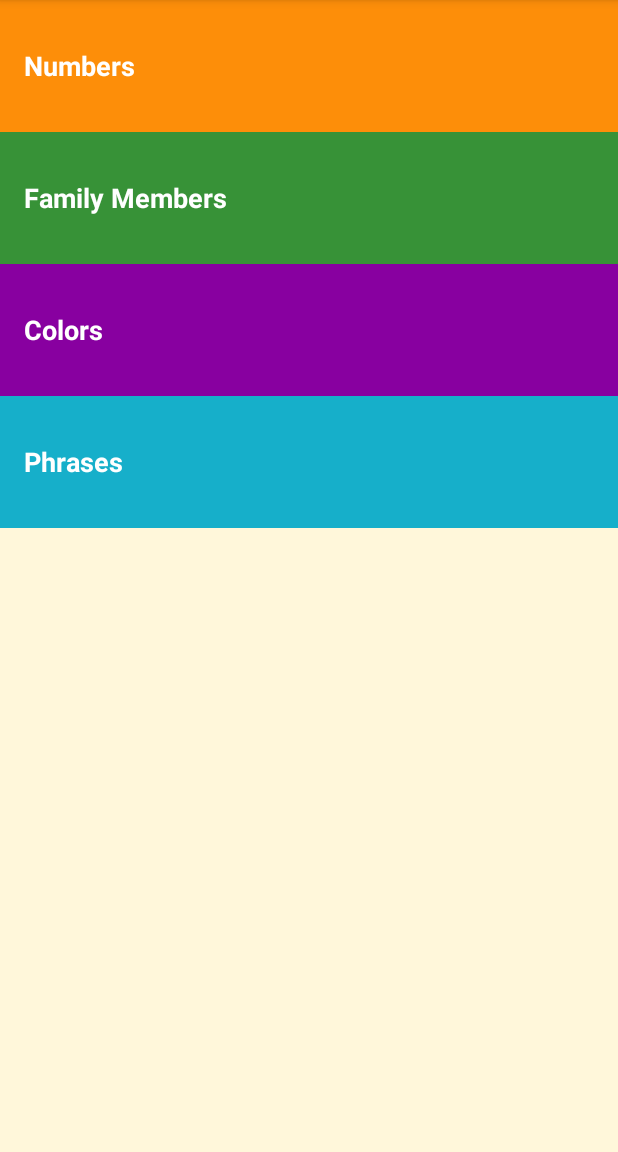
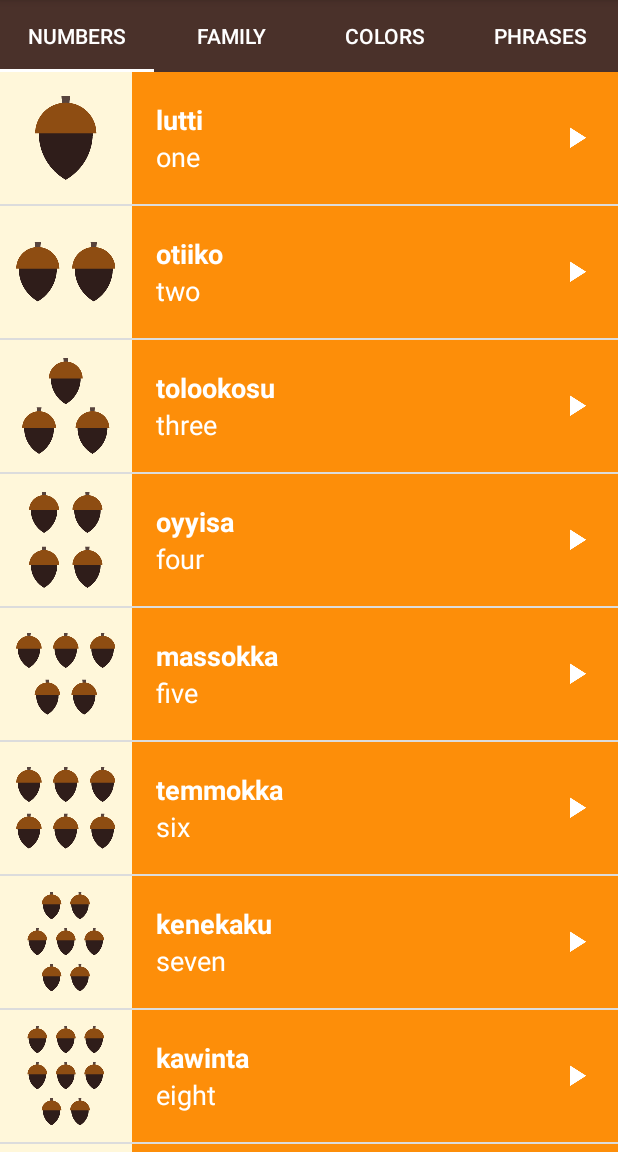
Before and after one commit to aheathwilliams/android-practice, an Android app: the screen it shows after launch (MainActivity), on a phone screen of 412 x 824 dp, the part 84-1236 px from its top. Run offline under Robolectric (Android 15) with nearby library versions, the phone set to English and light mode, and no system bars.

Commit message:
Fragments and TabLayout done, project finished

```diff
--- a/app/src/main/java/com/example/android/miwok/ColorsActivity.java
+++ b/app/src/main/java/com/example/android/miwok/FamilyFragment.java
@@ -1,19 +1,23 @@
 package com.example.android.miwok;
+
 
 import android.content.Context;
 import android.content.res.TypedArray;
 import android.media.AudioManager;
 import android.media.MediaPlayer;
 import android.os.Bundle;
-import android.support.v7.app.AppCompatActivity;
+import android.support.annotation.Nullable;
+import android.support.v4.app.Fragment;
+import android.view.LayoutInflater;
 import android.view.View;
+import android.view.ViewGroup;
 import android.widget.AdapterView;
 import android.widget.ListView;
+import android.widget.TextView;
 
 import java.util.ArrayList;
 
-public class ColorsActivity extends AppCompatActivity {
-
+public class FamilyFragment extends Fragment {
     MediaPlayer mediaPlayer;
     private AudioManager audioManager;
 
@@ -43,26 +47,26 @@ public class ColorsActivity extends AppCompatActivity {
         }
     };
 
+    @Nullable
     @Override
-    protected void onCreate(Bundle savedInstanceState) {
-        super.onCreate(savedInstanceState);
-        setContentView(R.layout.word_list);
+    public View onCreateView(LayoutInflater inflater, @Nullable ViewGroup container, @Nullable Bundle savedInstanceState) {
+        View rootView = inflater.inflate(R.layout.word_list, container, false);
 
-        audioManager = (AudioManager) this.getSystemService(Context.AUDIO_SERVICE);
+        audioManager = (AudioManager) getActivity().getSystemService(Context.AUDIO_SERVICE);
 
         ArrayList<Word> words = new ArrayList<>();
 
-        String[] defaultWords = getResources().getStringArray(R.array.default_colors);
-        String[] miwokWords = getResources().getStringArray(R.array.miwok_colors);
-        TypedArray images = getResources().obtainTypedArray(R.array.image_colors);
-        TypedArray audio = getResources().obtainTypedArray(R.array.audio_colors);
+        String[] defaultWords = getResources().getStringArray(R.array.default_family);
+        String[] miwokWords = getResources().getStringArray(R.array.miwok_family);
+        TypedArray images = getResources().obtainTypedArray(R.array.image_family);
+        TypedArray audio = getResources().obtainTypedArray(R.array.audio_family);
 
         for (int i = 0; i < defaultWords.length; i++) {
             words.add(new Word(defaultWords[i], miwokWords[i], images.getResourceId(i, 0), audio.getResourceId(i, 0)));
         }
 
-        WordAdapter adapter = new WordAdapter(this, words, R.color.category_colors);
-        ListView listView = (ListView) findViewById(R.id.list);
+        WordAdapter adapter = new WordAdapter(getActivity(), words, R.color.category_family);
+        ListView listView = (ListView) rootView.findViewById(R.id.list);
         assert listView != null;
         listView.setAdapter(adapter);
 
@@ -74,7 +78,7 @@ public class ColorsActivity extends AppCompatActivity {
 
                 int result = audioManager.requestAudioFocus(afChangeListener, AudioManager.STREAM_MUSIC, AudioManager.AUDIOFOCUS_GAIN_TRANSIENT);
                 if (result == AudioManager.AUDIOFOCUS_REQUEST_GRANTED) {
-                    mediaPlayer = MediaPlayer.create(ColorsActivity.this, currentWord.getAudioResourceId());
+                    mediaPlayer = MediaPlayer.create(getActivity(), currentWord.getAudioResourceId());
                     mediaPlayer.setOnCompletionListener(completionListener);
 
                     mediaPlayer.start();
@@ -84,10 +88,12 @@ public class ColorsActivity extends AppCompatActivity {
 
         images.recycle();
         audio.recycle();
+
+        return rootView;
     }
 
     @Override
-    protected void onStop() {
+    public void onStop() {
         super.onStop();
 
         releaseMediaPlayer();
@@ -109,7 +115,6 @@ public class ColorsActivity extends AppCompatActivity {
             mediaPlayer = null;
 
             audioManager.abandonAudioFocus(afChangeListener);
-
         }
     }
 }
--- a/app/src/main/java/com/example/android/miwok/MainActivity.java
+++ b/app/src/main/java/com/example/android/miwok/MainActivity.java
@@ -15,11 +15,10 @@
  */
 package com.example.android.miwok;
 
-import android.content.Intent;
 import android.os.Bundle;
+import android.support.design.widget.TabLayout;
+import android.support.v4.view.ViewPager;
 import android.support.v7.app.AppCompatActivity;
-import android.view.View;
-import android.widget.TextView;
 
 public class MainActivity extends AppCompatActivity {
 
@@ -30,40 +29,16 @@ public class MainActivity extends AppCompatActivity {
         // Set the content of the activity to use the activity_main.xml layout file
         setContentView(R.layout.activity_main);
 
-        TextView numbers = (TextView) findViewById(R.id.numbers);
-        numbers.setOnClickListener(new View.OnClickListener() {
-            @Override
-            public void onClick(View view) {
-                Intent numbersIntent = new Intent(MainActivity.this, NumbersActivity.class);
-                startActivity(numbersIntent);
-            }
-        });
+        // Find the view pager that will allow the user to swipe between fragments
+        ViewPager viewPager = (ViewPager) findViewById(R.id.viewpager);
 
-        TextView family = (TextView) findViewById(R.id.family);
-        family.setOnClickListener(new View.OnClickListener() {
-            @Override
-            public void onClick(View view) {
-                Intent familyIntent = new Intent(MainActivity.this, FamilyActivity.class);
-                startActivity(familyIntent);
-            }
-        });
+        // Create an adapter that knows which fragment should be shown on each page
+        MyFragmentPagerAdapter adapter = new MyFragmentPagerAdapter(getSupportFragmentManager());
 
-        TextView colors = (TextView) findViewById(R.id.colors);
-        colors.setOnClickListener(new View.OnClickListener() {
-            @Override
-            public void onClick(View view) {
-                Intent colorsIntent = new Intent(MainActivity.this, ColorsActivity.class);
-                startActivity(colorsIntent);
-            }
-        });
+        // Set the adapter onto the view pager
+        viewPager.setAdapter(adapter);
 
-        TextView phrases = (TextView) findViewById(R.id.phrases);
-        phrases.setOnClickListener(new View.OnClickListener() {
-            @Override
-            public void onClick(View view) {
-                Intent phrasesIntent = new Intent(MainActivity.this, PhrasesActivity.class);
-                startActivity(phrasesIntent);
-            }
-        });
+        TabLayout tabLayout = (TabLayout) findViewById(R.id.sliding_tabs);
+        tabLayout.setupWithViewPager(viewPager);
     }
 }
--- /dev/null
+++ b/app/src/main/java/com/example/android/miwok/MyFragmentPagerAdapter.java
@@ -0,0 +1,58 @@
+/*
+ * Copyright (C) 2016 The Android Open Source Project
+ *
+ * Licensed under the Apache License, Version 2.0 (the "License");
+ * you may not use this file except in compliance with the License.
+ * You may obtain a copy of the License at
+ *
+ *      http://www.apache.org/licenses/LICENSE-2.0
+ *
+ * Unless required by applicable law or agreed to in writing, software
+ * distributed under the License is distributed on an "AS IS" BASIS,
+ * WITHOUT WARRANTIES OR CONDITIONS OF ANY KIND, either express or implied.
+ * See the License for the specific language governing permissions and
+ * limitations under the License.
+ */
+package com.example.android.miwok;
+
+import android.support.v4.app.Fragment;
+import android.support.v4.app.FragmentManager;
+import android.support.v4.app.FragmentPagerAdapter;
+
+/**
+ * Provides the appropriate {@link Fragment} for a view pager.
+ */
+public class MyFragmentPagerAdapter extends FragmentPagerAdapter {
+    private String tabTitles[] = new String[]{"Numbers", "Family", "Colors", "Phrases"};
+
+    public MyFragmentPagerAdapter(FragmentManager fm) {
+        super(fm);
+    }
+
+    @Override
+    public Fragment getItem(int position) {
+        switch (position) {
+            case 0:
+                return new NumbersFragment();
+            case 1:
+                return new FamilyFragment();
+            case 2:
+                return new ColorsFragment();
+            case 3:
+                return new PhrasesFragment();
+            default:
+                return null;
+        }
+    }
+
+    @Override
+    public CharSequence getPageTitle(int position) {
+        //return super.getPageTitle(position);
+        return tabTitles[position];
+    }
+
+    @Override
+    public int getCount() {
+        return tabTitles.length;
+    }
+}
--- a/app/src/main/java/com/example/android/miwok/PhrasesActivity.java
+++ b/app/src/main/java/com/example/android/miwok/NumbersFragment.java
@@ -1,20 +1,23 @@
 package com.example.android.miwok;
+
 
 import android.content.Context;
 import android.content.res.TypedArray;
 import android.media.AudioManager;
 import android.media.MediaPlayer;
 import android.os.Bundle;
-import android.support.v7.app.AppCompatActivity;
+import android.support.annotation.Nullable;
+import android.support.v4.app.Fragment;
+import android.view.LayoutInflater;
 import android.view.View;
+import android.view.ViewGroup;
 import android.widget.AdapterView;
 import android.widget.ListView;
 
 import java.util.ArrayList;
 
-public class PhrasesActivity extends AppCompatActivity {
-
-    MediaPlayer mediaPlayer;
+public class NumbersFragment extends Fragment {
+    private MediaPlayer mediaPlayer;
     private AudioManager audioManager;
 
     private AudioManager.OnAudioFocusChangeListener afChangeListener = new AudioManager.OnAudioFocusChangeListener() {
@@ -43,24 +46,26 @@ public class PhrasesActivity extends AppCompatActivity {
         }
     };
 
+    @Nullable
     @Override
-    protected void onCreate(Bundle savedInstanceState) {
-        super.onCreate(savedInstanceState);
-        setContentView(R.layout.word_list);
+    public View onCreateView(LayoutInflater inflater, @Nullable ViewGroup container, @Nullable Bundle savedInstanceState) {
+        View rootView = inflater.inflate(R.layout.word_list, container, false);
 
-        audioManager = (AudioManager) this.getSystemService(Context.AUDIO_SERVICE);
+        audioManager = (AudioManager) getActivity().getSystemService(Context.AUDIO_SERVICE);
 
         ArrayList<Word> words = new ArrayList<>();
 
-        String[] defaultWords = getResources().getStringArray(R.array.default_phrases);
-        String[] miwokWords = getResources().getStringArray(R.array.miwok_phrases);
-        TypedArray audio = getResources().obtainTypedArray(R.array.audio_phrases);
+        String[] defaultWords = getResources().getStringArray(R.array.default_numbers);
+        String[] miwokWords = getResources().getStringArray(R.array.miwok_numbers);
+        TypedArray images = getResources().obtainTypedArray(R.array.image_numbers);
+        final TypedArray audio = getResources().obtainTypedArray(R.array.audio_numbers);
 
-        for (int i = 0; i < defaultWords.length; i++)
-            words.add(new Word(defaultWords[i], miwokWords[i], audio.getResourceId(i, 0)));
+        for (int i = 0; i < defaultWords.length; i++) {
+            words.add(new Word(defaultWords[i], miwokWords[i], images.getResourceId(i, 0), audio.getResourceId(i, 0)));
+        }
 
-        WordAdapter adapter = new WordAdapter(this, words, R.color.category_phrases);
-        ListView listView = (ListView) findViewById(R.id.list);
+        WordAdapter adapter = new WordAdapter(getActivity(), words, R.color.category_numbers);
+        ListView listView = (ListView) rootView.findViewById(R.id.list);
         assert listView != null;
         listView.setAdapter(adapter);
 
@@ -72,7 +77,7 @@ public class PhrasesActivity extends AppCompatActivity {
 
                 int result = audioManager.requestAudioFocus(afChangeListener, AudioManager.STREAM_MUSIC, AudioManager.AUDIOFOCUS_GAIN_TRANSIENT);
                 if (result == AudioManager.AUDIOFOCUS_REQUEST_GRANTED) {
-                    mediaPlayer = MediaPlayer.create(PhrasesActivity.this, currentWord.getAudioResourceId());
+                    mediaPlayer = MediaPlayer.create(getActivity(), currentWord.getAudioResourceId());
                     mediaPlayer.setOnCompletionListener(completionListener);
 
                     mediaPlayer.start();
@@ -80,11 +85,14 @@ public class PhrasesActivity extends AppCompatActivity {
             }
         });
 
+        images.recycle();
         audio.recycle();
+
+        return rootView;
     }
 
     @Override
-    protected void onStop() {
+    public void onStop() {
         super.onStop();
 
         releaseMediaPlayer();
--- a/app/src/main/res/layout/activity_main.xml
+++ b/app/src/main/res/layout/activity_main.xml
@@ -1,57 +1,38 @@
-<?xml version="1.0" encoding="utf-8"?>
+<?xml version="1.0" encoding="utf-8"?><!-- Copyright (C) 2016 The Android Open Source Project
+
+     Licensed under the Apache License, Version 2.0 (the "License");
+     you may not use this file except in compliance with the License.
+     You may obtain a copy of the License at
+
+          http://www.apache.org/licenses/LICENSE-2.0
+
+     Unless required by applicable law or agreed to in writing, software
+     distributed under the License is distributed on an "AS IS" BASIS,
+     WITHOUT WARRANTIES OR CONDITIONS OF ANY KIND, either express or implied.
+     See the License for the specific language governing permissions and
+     limitations under the License.
+--><!-- Layout for the main screen -->
 <LinearLayout xmlns:android="http://schemas.android.com/apk/res/android"
+    xmlns:app="http://schemas.android.com/apk/res-auto"
     xmlns:tools="http://schemas.android.com/tools"
     android:layout_width="match_parent"
     android:layout_height="match_parent"
-    android:background="@color/tan_background"
     android:orientation="vertical"
     tools:context="com.example.android.miwok.MainActivity">
 
-    <!-- Numbers category -->
-    <FrameLayout
+    <android.support.design.widget.TabLayout
+        android:id="@+id/sliding_tabs"
         android:layout_width="match_parent"
         android:layout_height="wrap_content"
-        android:background="@color/category_numbers">
-        <TextView
-            android:id="@+id/numbers"
-            style="@style/CategoryStyle"
-            android:background="?android:attr/selectableItemBackground"
-            android:text="@string/category_numbers" />
-    </FrameLayout>
+        android:background="@color/primary_color"
+        app:tabIndicatorColor="@android:color/white"
+        app:tabMode="fixed"
+        app:tabSelectedTextColor="@android:color/white"
+        app:tabTextColor="@android:color/white" />
 
-    <!-- Family category -->
-    <FrameLayout
+    <android.support.v4.view.ViewPager
+        android:id="@+id/viewpager"
         android:layout_width="match_parent"
-        android:layout_height="wrap_content"
-        android:background="@color/category_family">
-        <TextView
-            android:id="@+id/family"
-            style="@style/CategoryStyle"
-            android:background="?android:attr/selectableItemBackground"
-            android:text="@string/category_family" />
-    </FrameLayout>
+        android:layout_height="match_parent" />
 
-    <!-- Colors category -->
-    <FrameLayout
-        android:layout_width="match_parent"
-        android:layout_height="wrap_content"
-        android:background="@color/category_colors">
-        <TextView
-            android:id="@+id/colors"
-            style="@style/CategoryStyle"
-            android:background="?android:attr/selectableItemBackground"
-            android:text="@string/category_colors" />
-    </FrameLayout>
-
-    <!-- Phrases category -->
-    <FrameLayout
-        android:layout_width="match_parent"
-        android:layout_height="wrap_content"
-        android:background="@color/category_phrases">
-        <TextView
-            android:id="@+id/phrases"
-            style="@style/CategoryStyle"
-            android:background="?android:attr/selectableItemBackground"
-            android:text="@string/category_phrases" />
-    </FrameLayout>
 </LinearLayout>
--- a/app/src/main/res/layout/word_list.xml
+++ b/app/src/main/res/layout/word_list.xml
@@ -4,5 +4,4 @@
     android:id="@+id/list"
     android:layout_width="match_parent"
     android:layout_height="match_parent"
-    android:drawSelectorOnTop="true"
-    tools:context="com.example.android.miwok.NumbersActivity" />
+    android:drawSelectorOnTop="true" />
--- a/app/src/main/res/values/strings.xml
+++ b/app/src/main/res/values/strings.xml
@@ -113,4 +113,7 @@
     <string name="default_phrase9">Let’s go.</string>
     <string name="default_phrase10">Come here.</string>
 
+    <!-- TODO: Remove or change this placeholder text -->
+    <string name="hello_blank_fragment">Hello blank fragment</string>
+
 </resources>
```
Also changed, not shown: app/src/main/AndroidManifest.xml (+0 -40 lines), app/src/main/java/com/example/android/miwok/ColorsFragment.java (renamed from app/src/main/java/com/example/android/miwok/NumbersActivity.java, +23 -15 lines), app/src/main/java/com/example/android/miwok/PhrasesFragment.java (renamed from app/src/main/java/com/example/android/miwok/FamilyActivity.java, +22 -19 lines), app/src/main/res/layout/activity_category.xml (added, +7 -0 lines).
